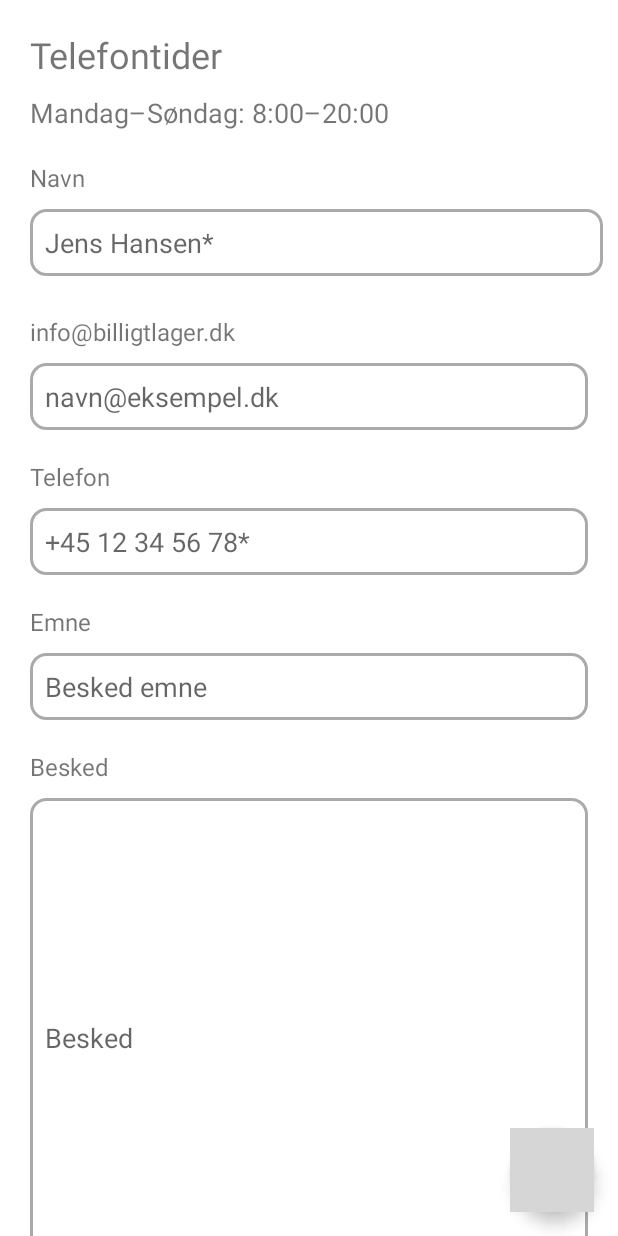
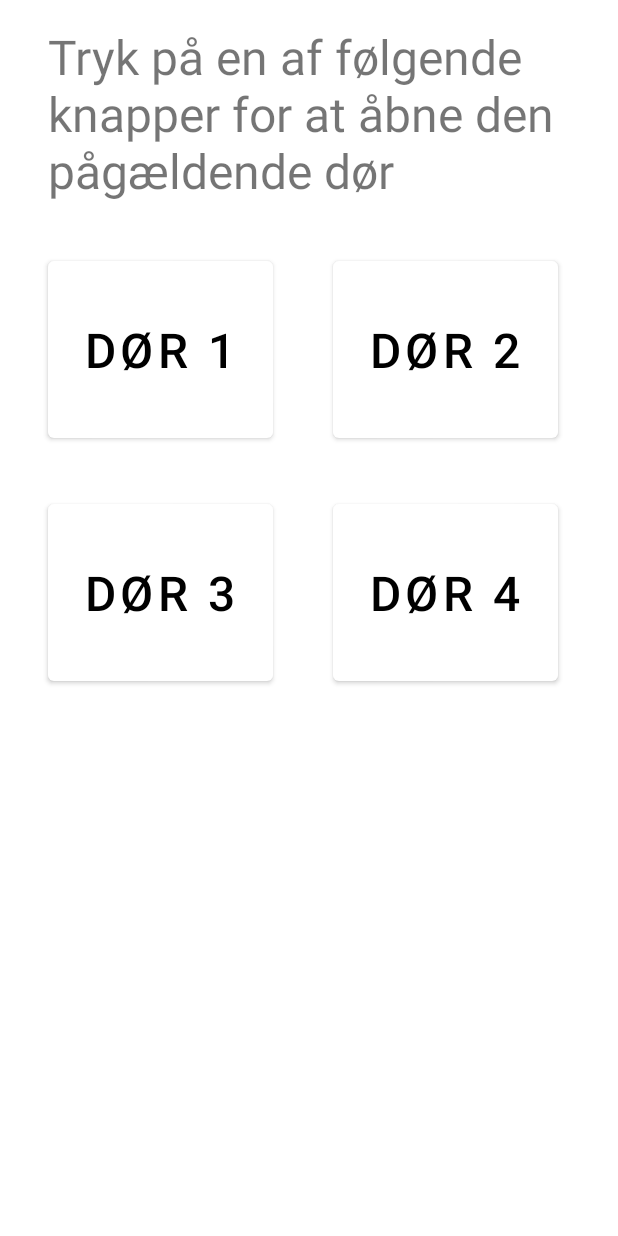
Before and after one commit to Kevbruh/Billigtlager, an Android app: the screen it shows after launch (MainActivity), on a phone screen of 412 x 824 dp. Run offline under Robolectric (Android 15) with nearby library versions, the phone set to English and light mode, and no system bars; 2 statements that could not run were skipped; grey boxes are pictures that could not be loaded.

Commit message:
open_door was created

```diff
--- /dev/null
+++ b/app/src/main/java/OpenDoor.java
@@ -0,0 +1,2 @@
+public class OpenDoor {
+}
--- a/app/src/main/java/com/example/billigtlager/MainActivity.java
+++ b/app/src/main/java/com/example/billigtlager/MainActivity.java
@@ -20,7 +20,7 @@ public class MainActivity extends AppCompatActivity {
     @Override
     protected void onCreate(Bundle savedInstanceState) {
         super.onCreate(savedInstanceState);
-        setContentView(R.layout.contact_page);
+        setContentView(R.layout.open_door);
 
         //EditText
         etTo = findViewById(R.id.ET_to);
--- /dev/null
+++ b/app/src/main/res/layout/open_door.xml
@@ -0,0 +1,64 @@
+<?xml version="1.0" encoding="utf-8"?>
+<androidx.constraintlayout.widget.ConstraintLayout xmlns:android="http://schemas.android.com/apk/res/android"
+    xmlns:app="http://schemas.android.com/apk/res-auto"
+    xmlns:tools="http://schemas.android.com/tools"
+    android:layout_width="match_parent"
+    android:layout_height="match_parent"
+    android:orientation="vertical">
+
+
+    <TextView
+        android:id="@+id/textView3"
+        android:layout_width="348dp"
+        android:layout_height="120dp"
+        android:layout_margin="16dp"
+        android:text="@string/DørBesked"
+        android:textSize="32sp"
+        app:layout_constraintEnd_toEndOf="parent"
+        app:layout_constraintStart_toStartOf="parent"
+        app:layout_constraintTop_toTopOf="parent" />
+
+    <Button
+        android:id="@+id/button"
+        android:layout_width="150dp"
+        android:layout_height="130dp"
+        android:layout_margin="32dp"
+        android:text="@string/Dør1"
+        android:textSize="32sp"
+        app:layout_constraintStart_toStartOf="parent"
+        app:layout_constraintTop_toBottomOf="@+id/textView3" />
+
+    <Button
+        android:id="@+id/button2"
+        android:layout_width="150dp"
+        android:layout_height="130dp"
+        android:layout_margin="32dp"
+        android:text="@string/Dør2"
+        android:textSize="32sp"
+        app:layout_constraintEnd_toEndOf="parent"
+        app:layout_constraintStart_toEndOf="@+id/button"
+        app:layout_constraintTop_toBottomOf="@+id/textView3" />
+
+    <Button
+        android:id="@+id/button3"
+        android:layout_width="150dp"
+        android:layout_height="130dp"
+        android:text="@string/Dør3"
+        android:textSize="32sp"
+        app:layout_constraintStart_toStartOf="parent"
+        app:layout_constraintTop_toBottomOf="@+id/button"
+        android:layout_margin="32dp"/>
+
+    <Button
+        android:id="@+id/button4"
+        android:layout_width="150dp"
+        android:layout_height="130dp"
+        android:text="@string/Dør4"
+        android:textSize="32sp"
+        app:layout_constraintEnd_toEndOf="parent"
+        app:layout_constraintStart_toEndOf="@+id/button3"
+        app:layout_constraintTop_toBottomOf="@+id/button2"
+        android:layout_margin="32dp" />
+
+
+</androidx.constraintlayout.widget.ConstraintLayout>
--- a/app/src/main/res/values-night/themes.xml
+++ b/app/src/main/res/values-night/themes.xml
@@ -2,7 +2,7 @@
     <!-- Base application theme. -->
     <style name="Theme.Billigtlager" parent="Theme.MaterialComponents.DayNight.NoActionBar">
         <!-- Primary brand color. -->
-        <item name="colorPrimary">@color/blue</item>
+        <item name="colorPrimary">@color/white</item>
         <item name="colorPrimaryVariant">@color/red</item>
         <item name="colorOnPrimary">@color/white</item>
         <!-- Secondary brand color. -->
--- a/app/src/main/res/values/strings.xml
+++ b/app/src/main/res/values/strings.xml
@@ -1,12 +1,16 @@
 <resources>
     <string name="app_name">Billigtlager</string>
     <string name="Email" translatable="false">info@billigtlager.dk</string>
-    <string name="Besked">Besked</string>
-    <string name="Emne">Emne</string>
-    <string name="Navn">Navn</string>
-    <string name="Telefon">Telefon</string>
+    <string name="Besked">Besked:</string>
+    <string name="Emne">Emne:</string>
+    <string name="Navn">Navn:</string>
+    <string name="Telefon">Telefon:</string>
     <string name="Telefontider">Telefontider</string>
     <string name="TelefontiderÅbent">Mandag–Søndag: 8:00–20:00</string>
+    <string name="Dør1">Dør 1</string>
+    <string name="Dør2">Dør 2</string>
+    <string name="Dør3">Dør 3</string>
+    <string name="Dør4">Dør 4</string>
 
     /* hints */
     <string name="BeskedEmne">Besked emne</string>
@@ -20,5 +24,6 @@
     <string name="TelefonNummer">Telefonnummer: +45 20 78 12 18</string>
     <string name="EmailKontakt">Email: info@billigtlager.dk</string>
     <string name="kontaktInformationer">Kontakt informationer:</string>
+    <string name="DørBesked">Tryk på en af følgende knapper for at åbne den pågældende dør</string>
 
 </resources>
--- a/app/src/main/res/values/themes.xml
+++ b/app/src/main/res/values/themes.xml
@@ -2,9 +2,9 @@
     <!-- Base application theme. -->
     <style name="Theme.Billigtlager" parent="Theme.MaterialComponents.DayNight.NoActionBar">
         <!-- Primary brand color. -->
-        <item name="colorPrimary">@color/blue</item>
+        <item name="colorPrimary">@color/white</item>
         <item name="colorPrimaryVariant">@color/red</item>
-        <item name="colorOnPrimary">@color/white</item>
+        <item name="colorOnPrimary">@color/black</item>
         <!-- Secondary brand color. -->
         <item name="colorSecondary">@color/blue</item>
         <item name="colorSecondaryVariant">@color/green</item>
```
Also changed, not shown: 1 other file.
